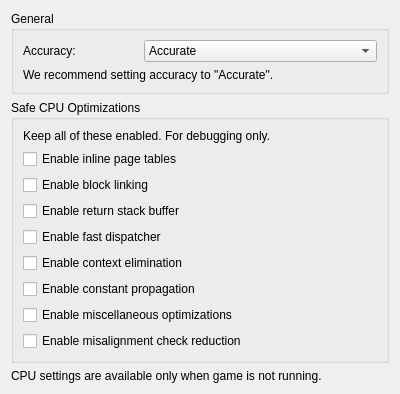
First picture: the form in src/yuzu/configuration/configure_cpu.ui, repository formylover/yuzu-early-access, before the edit.
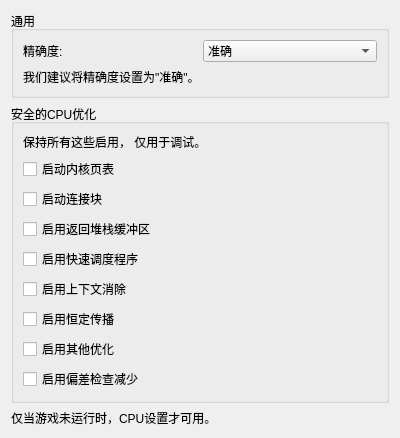
Second picture: the form after the edit.

Commit message: 735补充

The edit to the form file:
```diff
--- a/src/yuzu/configuration/configure_cpu.ui
+++ b/src/yuzu/configuration/configure_cpu.ui
@@ -11,7 +11,7 @@
    </rect>
   </property>
   <property name="windowTitle">
-   <string>Form</string>
+   <string>格式</string>
   </property>
   <layout class="QVBoxLayout">
    <item>
@@ -19,7 +19,7 @@
      <item>
       <widget class="QGroupBox">
        <property name="title">
-        <string>General</string>
+        <string>通用</string>
        </property>
        <layout class="QVBoxLayout">
         <item>
@@ -27,7 +27,7 @@
           <item>
            <widget class="QLabel">
             <property name="text">
-             <string>Accuracy:</string>
+             <string>精确度:</string>
             </property>
            </widget>
           </item>
@@ -35,12 +35,12 @@
            <widget class="QComboBox" name="accuracy">
             <item>
              <property name="text">
-              <string>Accurate</string>
+              <string>准确</string>
              </property>
             </item>
             <item>
              <property name="text">
-              <string>Debugging Mode (Debugging ONLY)</string>
+              <string>调试模式（仅调试）</string>
              </property>
             </item>
            </widget>
@@ -53,7 +53,7 @@
             <bool>1</bool>
           </property>
           <property name="text">
-           <string>We recommend setting accuracy to "Accurate".</string>
+           <string>我们建议将精确度设置为"准确"。</string>
           </property>
          </widget>
         </item>
@@ -67,7 +67,7 @@
      <item>
       <widget class="QGroupBox" name="group_safe">
        <property name="title">
-        <string>Safe CPU Optimizations</string>
+        <string>安全的CPU优化</string>
        </property>
        <layout class="QVBoxLayout">
         <item>
@@ -76,20 +76,20 @@
             <bool>1</bool>
           </property>
           <property name="text">
-           <string>Keep all of these enabled. For debugging only.</string>
+           <string>保持所有这些启用， 仅用于调试。</string>
           </property>
          </widget>
         </item>
         <item>
          <widget class="QCheckBox" name="cpuopt_page_tables">
           <property name="text">
-           <string>Enable inline page tables</string>
+           <string>启动内核页表</string>
           </property>
           <property name="toolTip">
            <string>
-            &lt;div style="white-space: nowrap"&gt;This optimization speeds up memory accesses by the guest program.&lt;/div&gt;
-            &lt;div style="white-space: nowrap"&gt;Enabling it inlines accesses to PageTable::pointers into emitted code.&lt;/div&gt;
-            &lt;div style="white-space: nowrap"&gt;Disabling this forces all memory accesses to go through the Memory::Read/Memory::Write functions.&lt;/div&gt;
+            &lt;div style="white-space: nowrap"&gt;此优化加快了来宾程序的内存访问。&lt;/div&gt;
+            &lt;div style="white-space: nowrap"&gt;启用它会内联对可分页的访问::指向已发出代码的指针。&lt;/div&gt;
+            &lt;div style="white-space: nowrap"&gt;禁用此选项将强制所有内存访问都通过内存::读取/内存::写函数。&lt;/div&gt;
            </string>
           </property>
          </widget>
@@ -97,11 +97,11 @@
         <item>
          <widget class="QCheckBox" name="cpuopt_block_linking">
           <property name="text">
-           <string>Enable block linking</string>
+           <string>启动连接块</string>
           </property>
           <property name="toolTip">
            <string>
-            &lt;div&gt;This optimization avoids dispatcher lookups by allowing emitted basic blocks to jump directly to other basic blocks if the destination PC is static.&lt;/div&gt;
+            &lt;div&gt;如果目标PC是静态的，此优化通过允许发出的基本块直接跳到其他基本块来避免调度程序查找。&lt;/div&gt;
            </string>
           </property>
          </widget>
@@ -109,11 +109,11 @@
         <item>
          <widget class="QCheckBox" name="cpuopt_return_stack_buffer">
           <property name="text">
-           <string>Enable return stack buffer</string>
+           <string>启用返回堆栈缓冲区</string>
           </property>
           <property name="toolTip">
            <string>
-            &lt;div&gt;This optimization avoids dispatcher lookups by keeping track potential return addresses of BL instructions. This approximates what happens with a return stack buffer on a real CPU.&lt;/div&gt;
+            &lt;div&gt;此优化通过跟踪BL指令的潜在返回地址来避免调度程序查找。 这近似于实际CPU上的返回堆栈缓冲区所发生的情况。&lt;/div&gt;
            </string>
           </property>
          </widget>
@@ -121,11 +121,11 @@
         <item>
          <widget class="QCheckBox" name="cpuopt_fast_dispatcher">
           <property name="text">
-           <string>Enable fast dispatcher</string>
+           <string>启用快速调度程序</string>
           </property>
           <property name="toolTip">
            <string>
-            &lt;div&gt;Enable a two-tiered dispatch system. A faster dispatcher written in assembly has a small MRU cache of jump destinations is used first. If that fails, dispatch falls back to the slower C++ dispatcher.&lt;/div&gt;
+            &lt;div&gt;启用两层调度系统。 首先使用汇编中编写的更快的调度程序，该调度程序具有较小的跳转目标MRU缓存。 如果失败，则调度回退到速度较慢的C ++调度器。&lt;/div&gt;
            </string>
           </property>
          </widget>
@@ -133,11 +133,11 @@
         <item>
          <widget class="QCheckBox" name="cpuopt_context_elimination">
           <property name="text">
-           <string>Enable context elimination</string>
+           <string>启用上下文消除</string>
           </property>
           <property name="toolTip">
            <string>
-            &lt;div&gt;Enables an IR optimization that reduces unnecessary accesses to the CPU context structure.&lt;/div&gt;
+            &lt;div&gt;启用IR优化，以减少对CPU上下文结构的不必要访问。&lt;/div&gt;
            </string>
           </property>
          </widget>
@@ -145,11 +145,11 @@
         <item>
          <widget class="QCheckBox" name="cpuopt_const_prop">
           <property name="text">
-           <string>Enable constant propagation</string>
+           <string>启用恒定传播</string>
           </property>
           <property name="toolTip">
            <string>
-            &lt;div&gt;Enables IR optimizations that involve constant propagation.&lt;/div&gt;
+            &lt;div&gt;启用涉及恒定传播的IR优化。&lt;/div&gt;
            </string>
           </property>
          </widget>
@@ -157,11 +157,11 @@
         <item>
          <widget class="QCheckBox" name="cpuopt_misc_ir">
           <property name="text">
-           <string>Enable miscellaneous optimizations</string>
+           <string>启用其他优化</string>
           </property>
           <property name="toolTip">
            <string>
-            &lt;div&gt;Enables miscellaneous IR optimizations.&lt;/div&gt;
+            &lt;div&gt;启用其他IR优化。&lt;/div&gt;
            </string>
           </property>
          </widget>
@@ -169,12 +169,12 @@
         <item>
          <widget class="QCheckBox" name="cpuopt_reduce_misalign_checks">
           <property name="text">
-           <string>Enable misalignment check reduction</string>
+           <string>启用偏差检查减少</string>
           </property>
           <property name="toolTip">
            <string>
-            &lt;div style="white-space: nowrap"&gt;When enabled, a misalignment is only triggered when an access crosses a page boundary.&lt;/div&gt;
-            &lt;div style="white-space: nowrap"&gt;When disabled, a misalignment is triggered on all misaligned accesses.&lt;/div&gt;
+            &lt;div style="white-space: nowrap"&gt;启用后，仅当访问跨越页面边界时才会触发未对齐。&lt;/div&gt;
+            &lt;div style="white-space: nowrap"&gt;禁用时，所有未对齐的访问都会触发未对齐。&lt;/div&gt;
            </string>
           </property>
          </widget>
@@ -200,7 +200,7 @@
    <item>
     <widget class="QLabel" name="label_disable_info">
      <property name="text">
-      <string>CPU settings are available only when game is not running.</string>
+      <string>仅当游戏未运行时，CPU设置才可用。</string>
      </property>
      <property name="wordWrap">
       <bool>true</bool>
```
The commit also changes 1 other file.
